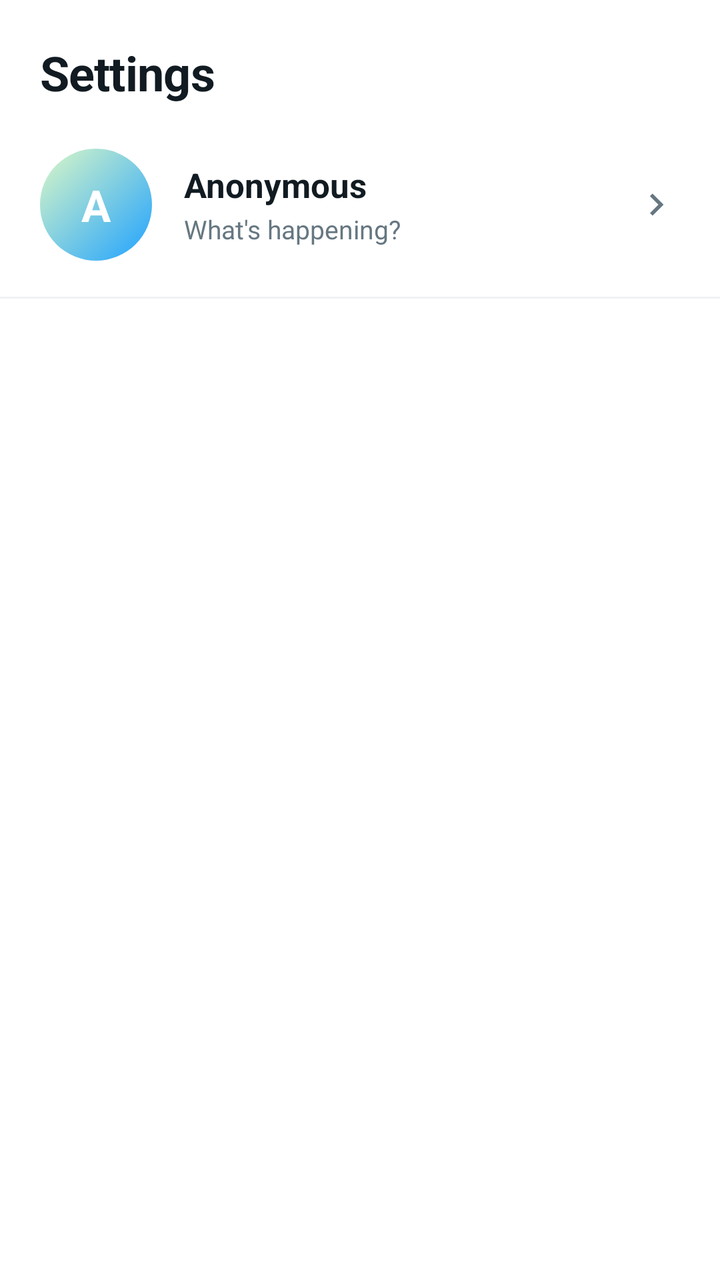
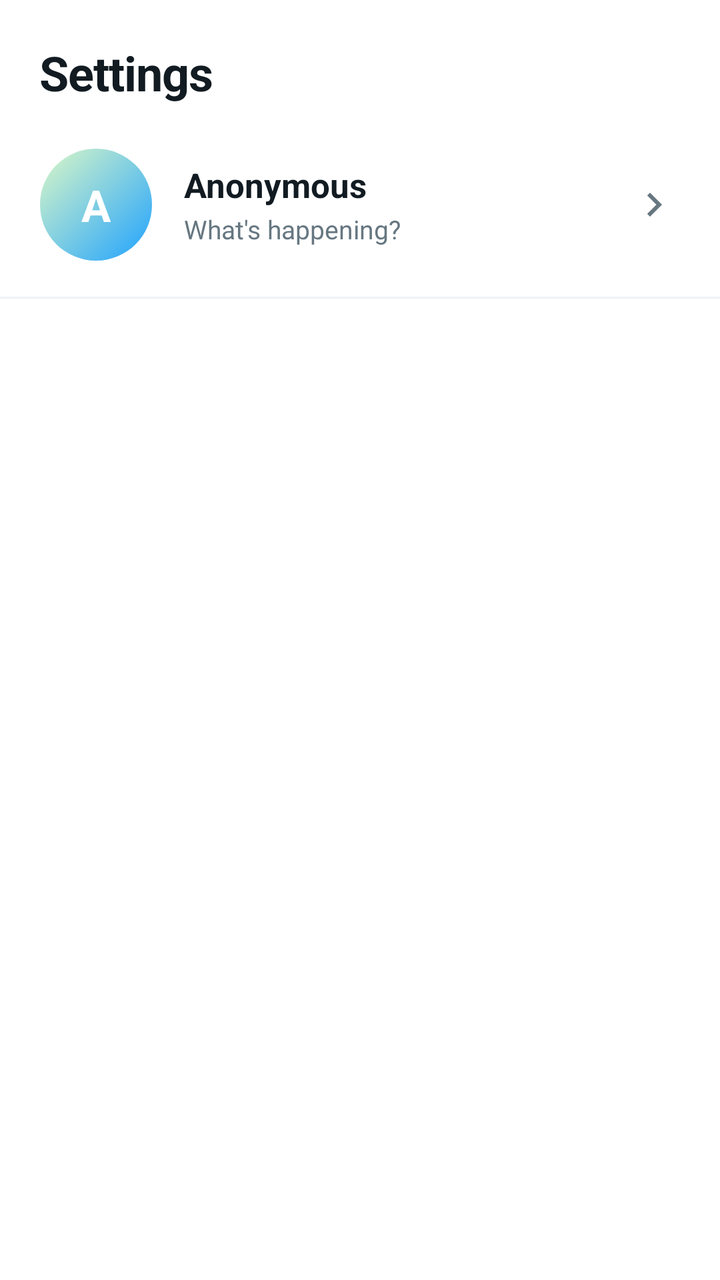

Compare the two renders of this Android layout. The source of the first and the diff that turns it into the second are given below.
<!-- AndroidManifest.xml: application theme Theme.TharMesh -->
<!-- res/layout/fragment_settings.xml -->
<?xml version="1.0" encoding="utf-8"?>
<androidx.core.widget.NestedScrollView
    xmlns:android="http://schemas.android.com/apk/res/android"
    android:layout_width="match_parent"
    android:layout_height="match_parent"
    android:background="?attr/tmBg"
    android:fillViewport="true">

    <LinearLayout
        android:layout_width="match_parent"
        android:layout_height="wrap_content"
        android:orientation="vertical">

        <TextView
            style="@style/Text.H1"
            android:layout_width="wrap_content"
            android:layout_height="wrap_content"
            android:layout_marginStart="20dp"
            android:layout_marginTop="20dp"
            android:layout_marginBottom="12dp"
            android:text="@string/settings_title" />

        
        <LinearLayout
            android:id="@+id/settings_profile_row"
            android:layout_width="match_parent"
            android:layout_height="wrap_content"
            android:background="?attr/selectableItemBackground"
            android:gravity="center_vertical"
            android:minHeight="76dp"
            android:orientation="horizontal"
            android:paddingStart="20dp"
            android:paddingEnd="20dp"
            android:paddingTop="8dp"
            android:paddingBottom="8dp">

            <FrameLayout
                android:layout_width="56dp"
                android:layout_height="56dp">

                <TextView
                    android:id="@+id/settings_avatar"
                    android:layout_width="match_parent"
                    android:layout_height="match_parent"
                    android:background="@drawable/bg_avatar"
                    android:gravity="center"
                    android:text="A"
                    android:textColor="@android:color/white"
                    android:textSize="22sp"
                    android:textStyle="bold" />

                <ImageView
                    android:id="@+id/settings_avatar_image"
                    android:layout_width="match_parent"
                    android:layout_height="match_parent"
                    android:scaleType="centerCrop"
                    android:visibility="gone"
                    android:contentDescription="@string/profile_avatar_cd" />
            </FrameLayout>

            <LinearLayout
                android:layout_width="0dp"
                android:layout_height="wrap_content"
                android:layout_marginStart="16dp"
                android:layout_weight="1"
                android:orientation="vertical">

                <TextView
                    android:id="@+id/settings_username"
                    android:layout_width="wrap_content"
                    android:layout_height="wrap_content"
                    android:textColor="?attr/tmTextPrimary"
                    android:textSize="17sp"
                    android:textStyle="bold"
                    android:text="@string/profile_anonymous" />

                <TextView
                    android:id="@+id/settings_status"
                    android:layout_width="match_parent"
                    android:layout_height="wrap_content"
                    android:layout_marginTop="2dp"
                    android:maxLines="1"
                    android:ellipsize="end"
                    android:textColor="?attr/tmTextSecondary"
                    android:textSize="13sp"
                    android:text="@string/profile_status_placeholder" />
            </LinearLayout>

            <ImageView
                android:layout_width="22dp"
                android:layout_height="22dp"
                android:src="@drawable/ic_chevron_right"
                xmlns:app="http://schemas.android.com/apk/res-auto"
                app:tint="?attr/tmTextSecondary" />
        </LinearLayout>

        <View
            android:layout_width="match_parent"
            android:layout_height="1dp"
            android:layout_marginTop="8dp"
            android:layout_marginBottom="8dp"
            android:background="?attr/tmStrokeSoft" />

        <LinearLayout
            android:id="@+id/settings_rows"
            android:layout_width="match_parent"
            android:layout_height="wrap_content"
            android:orientation="vertical"
            android:paddingBottom="24dp" />
    </LinearLayout>
</androidx.core.widget.NestedScrollView>
<!-- resources referenced by this layout -->
<resources>
  <!-- drawable bg_avatar (drawable) -->
  <?xml version="1.0" encoding="utf-8"?>
  <shape xmlns:android="http://schemas.android.com/apk/res/android" android:shape="oval">
      <gradient
          android:type="linear"
          android:angle="135"
          android:startColor="?attr/tmNeonCyan"
          android:endColor="?attr/tmBubbleMeEnd" />
  </shape>
  <!-- drawable ic_chevron_right (drawable) -->
  <vector xmlns:android="http://schemas.android.com/apk/res/android"
      android:width="24dp" android:height="24dp"
      android:viewportWidth="24" android:viewportHeight="24"
      android:tint="?attr/tmTextSecondary">
      <path android:fillColor="@android:color/white"
          android:pathData="M9,6l6,6l-6,6l-1.4,-1.4L12.2,12L7.6,7.4z"/>
  </vector>
  <string name="profile_anonymous">Anonymous</string>
  <string name="profile_avatar_cd">Profile photo</string>
  <string name="profile_status_placeholder">What\'s happening?</string>
  <string name="settings_title">Settings</string>
  <style name="Text.H1" parent="TextAppearance.AppCompat">
          <item name="android:textColor">?attr/tmTextPrimary</item>
          <item name="android:textSize">24sp</item>
          <item name="android:textStyle">bold</item>
          <item name="android:letterSpacing">-0.01</item>
      </style>
  <color name="tm_light_neon_green">#25D366</color>
  <color name="tm_light_neon_green_dim">#D9FDD3</color>
  <color name="tm_light_bg">#FFFFFF</color>
  <color name="tm_light_neon_cyan">#1FA2FF</color>
  <color name="tm_light_neon_cyan_dim">#D6ECFF</color>
  <color name="tm_light_surface">#FFFFFF</color>
  <color name="tm_light_text_primary">#111B21</color>
  <color name="tm_light_text_secondary">#667781</color>
  <color name="tm_light_bg_2">#F7F8FA</color>
  <color name="tm_light_surface_2">#F7F8FA</color>
  <color name="tm_light_surface_glass">#FFFFFF</color>
  <color name="tm_light_stroke">#E9EDEF</color>
  <color name="tm_light_stroke_soft">#F0F2F5</color>
  <color name="tm_light_text_muted">#8696A0</color>
  <color name="tm_light_desert_amber">#F09D38</color>
  <color name="tm_light_danger">#E53935</color>
  <color name="tm_light_danger_dim">#FBE9E7</color>
  <color name="tm_light_warning">#F09D38</color>
  <color name="tm_light_bubble_me_start">#DCF8C6</color>
  <color name="tm_light_bubble_me_end">#DCF8C6</color>
  <color name="tm_light_bubble_peer">#FFFFFF</color>
  <color name="tm_light_bubble_text_me">#111B21</color>
  <color name="tm_light_bubble_text_peer">#111B21</color>
  <color name="tm_light_tick_read">#34B7F1</color>
  <color name="tm_light_tick_default">#667781</color>
  <color name="tm_light_unread_badge">#25D366</color>
  <color name="tm_light_unread_badge_text">#FFFFFF</color>
  <color name="tm_light_gradient_top">#FFFFFF</color>
  <color name="tm_light_gradient_bottom">#FFFFFF</color>
  <color name="tm_light_glow_cyan_20">#331FA2FF</color>
  <color name="tm_light_glow_green_20">#3325D366</color>
  <color name="tm_light_glow_danger_20">#33E53935</color>
  <color name="tm_light_search_fill">#F0F2F5</color>
  <!-- unchanged entries left out for length: 1 -->
</resources>

<!-- the commit's change to res/layout/fragment_settings.xml (unified diff, before → after) -->
@@ -87,8 +87,8 @@
             </LinearLayout>
 
             <ImageView
-                android:layout_width="22dp"
-                android:layout_height="22dp"
+                android:layout_width="@dimen/tm_icon"
+                android:layout_height="@dimen/tm_icon"
                 android:src="@drawable/ic_chevron_right"
                 xmlns:app="http://schemas.android.com/apk/res-auto"
                 app:tint="?attr/tmTextSecondary" />
<!-- resource entries referenced after the edit -->
@@ -1,5 +1,6 @@
 <!-- resources referenced by this layout -->
 <resources>
+  <dimen name="tm_icon">24dp</dimen>
   <!-- drawable bg_avatar (drawable) -->
   <?xml version="1.0" encoding="utf-8"?>
   <shape xmlns:android="http://schemas.android.com/apk/res/android" android:shape="oval">
@@ -25,7 +26,8 @@
           <item name="android:textColor">?attr/tmTextPrimary</item>
           <item name="android:textSize">24sp</item>
           <item name="android:textStyle">bold</item>
-          <item name="android:letterSpacing">-0.01</item>
+          
+          <item name="android:letterSpacing">-0.015</item>
       </style>
   <color name="tm_light_neon_green">#25D366</color>
   <color name="tm_light_neon_green_dim">#D9FDD3</color>
